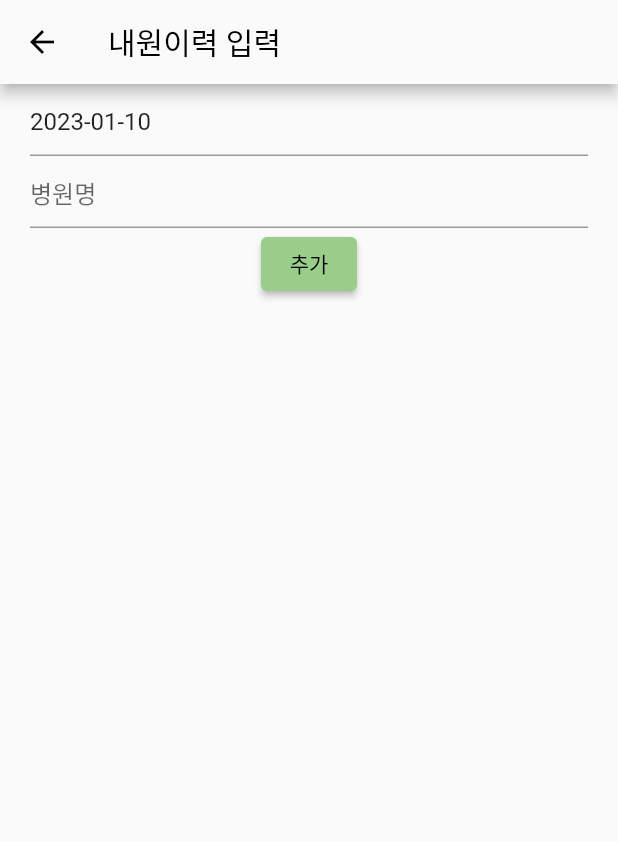
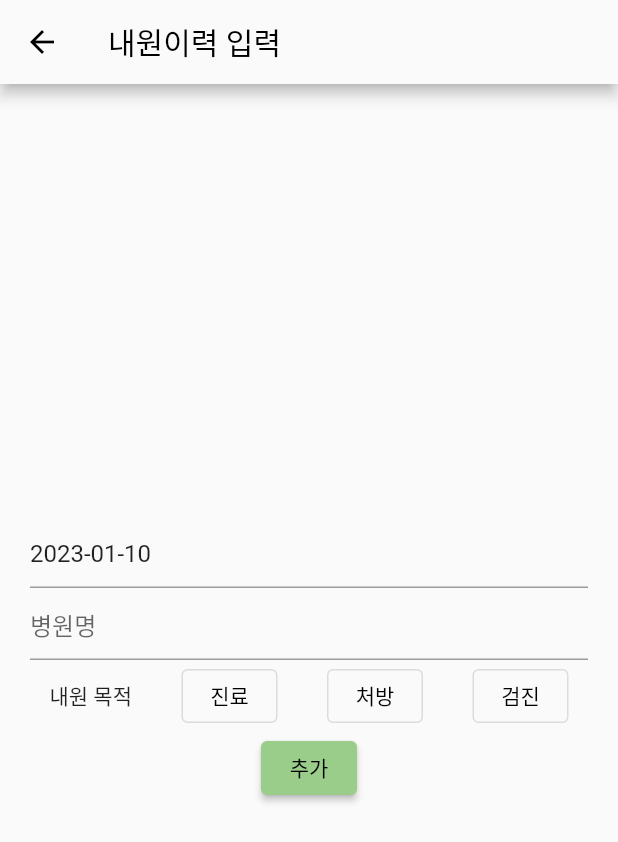
Before and after one commit to YHJeongg/Dr.Oh-R_Flutter, a Flutter app: the HospitalVisit screen opened directly, on a phone screen of 412 x 824 dp. Shown: the top 842 px of the screen. Run offline on Flutter 3.47's test engine with Material 2 defaults, Android fonts, the phone set to English and light mode, and no system bars; our stand-ins replace cloud_firestore, firebase_core, get; accounts and stored records are empty; network calls fail.

Commit message:
[Add] Home 검진기록 MVVM, [Update] Home 내원이력, 투약이력, MyPage 회원정보수정, 탈퇴

```diff
--- a/dr_oh_app/lib/view/home/home.dart
+++ b/dr_oh_app/lib/view/home/home.dart
@@ -4,7 +4,9 @@ import 'package:dr_oh_app/view/home/body_info.dart';
 import 'package:dr_oh_app/view/home/checkup_history.dart';
 import 'package:dr_oh_app/view/home/hospital_visit.dart';
 import 'package:dr_oh_app/view/home/medication.dart';
+import 'package:dr_oh_app/view/mypage/edit_member_info.dart';
 import 'package:dr_oh_app/view/mypage/mypage.dart';
+import 'package:dr_oh_app/viewmodel/bottom_nav_controller.dart';
 import 'package:flutter/material.dart';
 import 'package:get/get.dart';
 import 'package:http/http.dart' as http;
@@ -252,7 +254,9 @@ class _HomeState extends State<Home> {
                   children: [
                     _welcome(),
                     IconButton(
-                      onPressed: () {},
+                      onPressed: () {
+                        Get.to(EditMemberInfo());
+                      },
                       icon: const Icon(
                         Icons.arrow_forward_ios,
                         size: 15,
--- a/dr_oh_app/lib/view/home/hospital_visit.dart
+++ b/dr_oh_app/lib/view/home/hospital_visit.dart
@@ -2,6 +2,7 @@ import 'package:flutter/cupertino.dart';
 import 'package:flutter/material.dart';
 import 'package:flutter/src/widgets/container.dart';
 import 'package:flutter/src/widgets/framework.dart';
+import 'package:get/get_state_manager/get_state_manager.dart';
 
 class HospitalVisit extends StatefulWidget {
   const HospitalVisit({super.key});
@@ -13,6 +14,26 @@ class HospitalVisit extends StatefulWidget {
 class _HospitalVisitState extends State<HospitalVisit> {
   TextEditingController hospitalController = TextEditingController();
   TextEditingController dateController = TextEditingController();
+  int value = 0;
+
+  // Desc: 내원 목적 라디오버튼
+  // Date: 2023-01-10
+  Widget _customRadioButton(String text, int index) {
+    return OutlinedButton(
+      onPressed: () {
+        setState(() {
+          value = index;
+        });
+      },
+      child: Text(
+        text,
+        style: TextStyle(
+          color: (value == index) ? Colors.green : Colors.black,
+        ),
+      ),
+    );
+  }
+
   @override
   void initState() {
     // TODO: implement initState
@@ -26,9 +47,9 @@ class _HospitalVisitState extends State<HospitalVisit> {
       appBar: AppBar(
         title: const Text('내원이력 입력'),
       ),
-      body: SingleChildScrollView(
-        child: Center(
+      body: Center(
         child: Column(
+          mainAxisAlignment: MainAxisAlignment.center,
           children: [
             Padding(
               padding: const EdgeInsets.only(left: 20, right: 20),
@@ -52,9 +73,17 @@ class _HospitalVisitState extends State<HospitalVisit> {
                 ),
               ),
             ),
+            Row(
+              mainAxisAlignment: MainAxisAlignment.spaceEvenly,
+              children: [
+                const Text('내원 목적'),
+                _customRadioButton('진료', 1),
+                _customRadioButton('처방', 2),
+                _customRadioButton('검진', 3)
+              ],
+            ),
             ElevatedButton(onPressed: () {}, child: const Text('추가'))
           ],
-          ),
         ),
       ),
     );
@@ -63,17 +92,18 @@ class _HospitalVisitState extends State<HospitalVisit> {
   void _showDatePickerPop() {
     Future<DateTime?> selectedDate = showDatePicker(
       context: context,
-      initialDate: DateTime.now(), //초기값
-      firstDate: DateTime(2000), //시작일
-      lastDate: DateTime.now().add(Duration(days: 30)), //마지막일
+      initialDate: DateTime.now(),
+      firstDate: DateTime(2000),
+      lastDate: DateTime.now().add(Duration(days: 30)),
       builder: (BuildContext context, Widget? child) {
         return Theme(
-          data: ThemeData.dark(), //다크 테마
+          data: ThemeData.dark(),
           child: child!,
         );
       },
     );
-    selectedDate.then(
-        (value) => dateController.text = value.toString().substring(0, 10));
+    selectedDate.then((value) {
+      dateController.text = value.toString().substring(0, 10);
+    });
   }
 }
```
Also changed, not shown: dr_oh_app/lib/model/checkup_history_model.dart (added, +9 -0 lines), dr_oh_app/lib/view/home/checkup_history.dart (+15 -1 lines), dr_oh_app/lib/view/home/medication.dart (+22 -3 lines), dr_oh_app/lib/view/mypage/edit_member_info.dart (+67 -9 lines), dr_oh_app/lib/view/mypage/sign_out.dart (+7 -6 lines), dr_oh_app/lib/viewmodel/checkup_history_view_model.dart (added, +33 -0 lines). Lines whose indentation alone changed are shown as unchanged.
